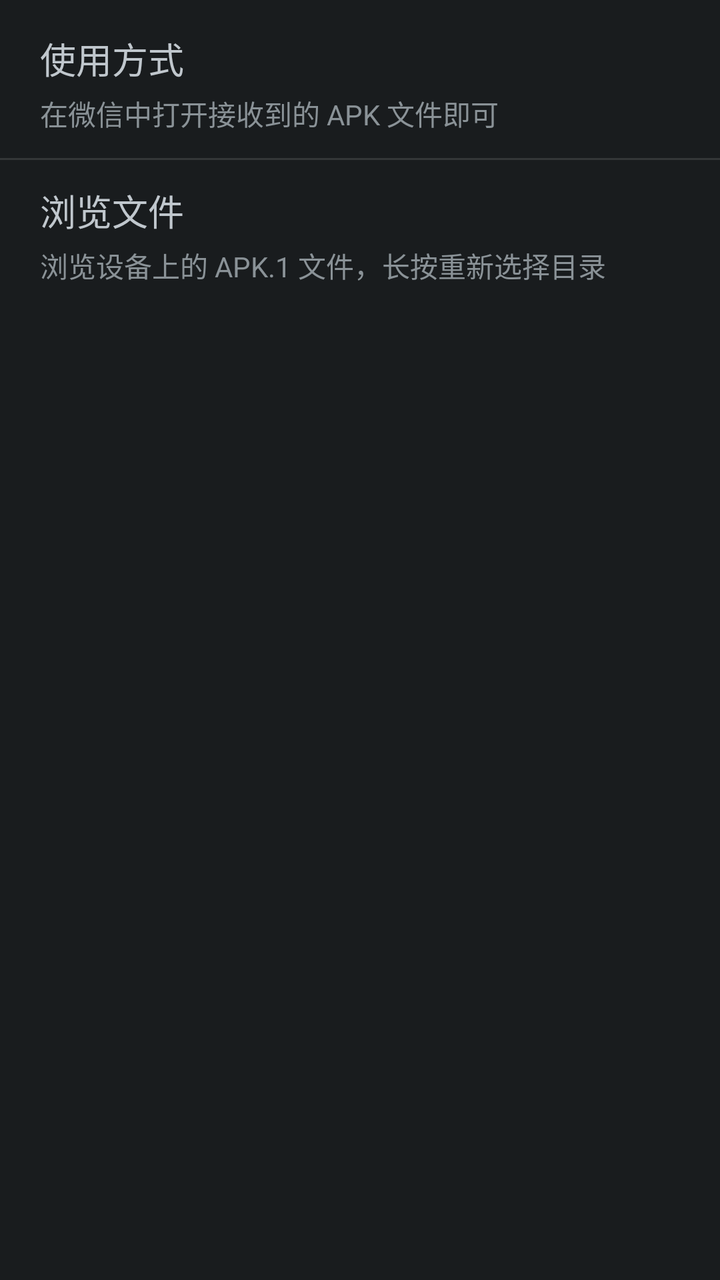
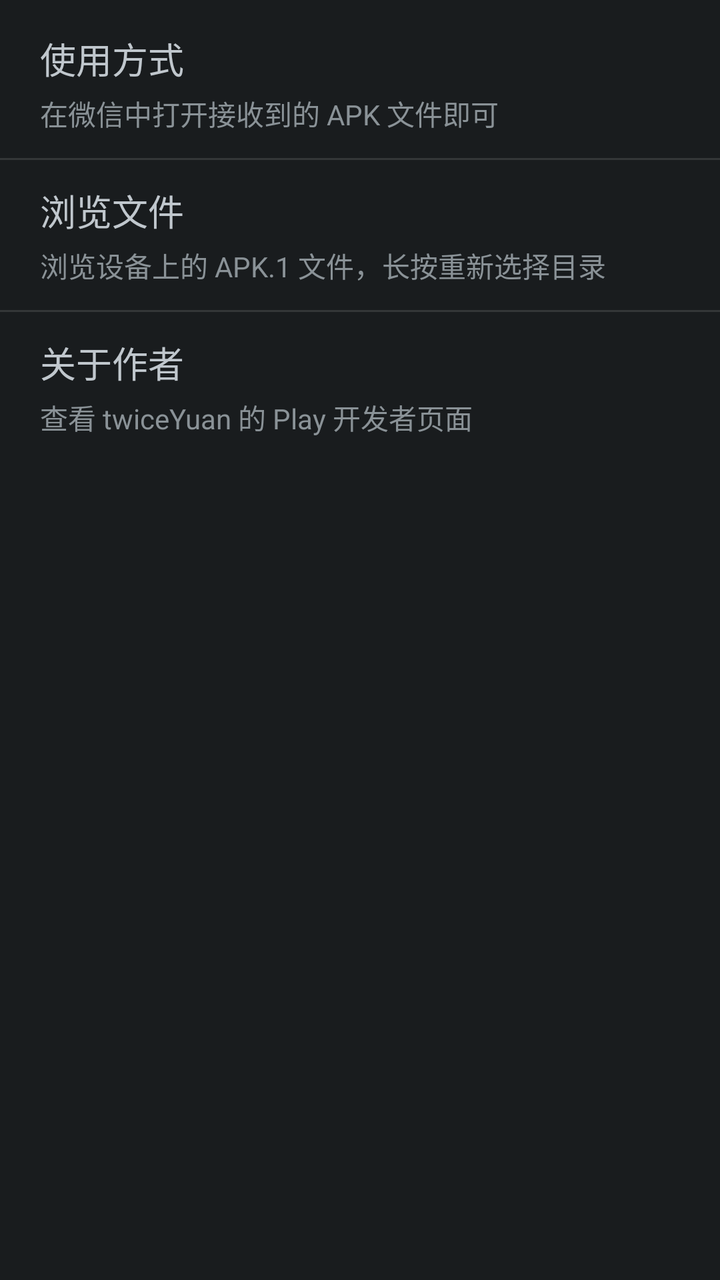

An Android layout rendered at two revisions. The XML below is the earlier revision; the diff shows what the commit changed to produce the second picture.
<!-- AndroidManifest.xml: application theme AppTheme -->
<!-- res/layout/activity_main.xml -->
<?xml version="1.0" encoding="utf-8"?>
<LinearLayout xmlns:android="http://schemas.android.com/apk/res/android"
    xmlns:tools="http://schemas.android.com/tools"
    android:layout_width="match_parent"
    android:layout_height="match_parent"
    android:fitsSystemWindows="true"
    android:orientation="vertical"
    tools:context=".MainActivity">

    <TextView
        style="@android:style/TextAppearance.DeviceDefault.Medium"
        android:layout_width="match_parent"
        android:layout_height="wrap_content"
        android:paddingTop="@dimen/padding_vertical"
        android:paddingLeft="@dimen/padding_horizontal"
        android:paddingRight="@dimen/padding_horizontal"
        android:text="@string/usage_title" />

    <Space
        android:layout_width="match_parent"
        android:layout_height="4dp" />

    <TextView
        style="@android:style/TextAppearance.DeviceDefault.Small"
        android:layout_width="match_parent"
        android:layout_height="wrap_content"
        android:paddingLeft="@dimen/padding_horizontal"
        android:paddingRight="@dimen/padding_horizontal"
        android:text="@string/usage_desc" />

    <View
        android:layout_width="match_parent"
        android:layout_height="1dp"
        android:layout_marginTop="12dp"
        android:layout_marginBottom="12dp"
        android:background="?android:attr/dividerVertical" />

    <LinearLayout
        android:id="@+id/layout_file_browser"
        android:layout_width="match_parent"
        android:layout_height="wrap_content"
        android:orientation="vertical">

        <TextView
            style="@android:style/TextAppearance.DeviceDefault.Medium"
            android:layout_width="match_parent"
            android:layout_height="wrap_content"
            android:paddingLeft="@dimen/padding_horizontal"
            android:paddingRight="@dimen/padding_horizontal"
            android:text="@string/file_browser" />

        <Space
            android:layout_width="match_parent"
            android:layout_height="4dp" />

        <TextView
            style="@android:style/TextAppearance.DeviceDefault.Small"
            android:layout_width="match_parent"
            android:layout_height="wrap_content"
            android:paddingLeft="@dimen/padding_horizontal"
            android:paddingRight="@dimen/padding_horizontal"
            android:text="@string/file_browser_desc" />

    </LinearLayout>

</LinearLayout>
<!-- resources referenced by this layout -->
<resources>
  <dimen name="padding_horizontal">20dp</dimen>
  <dimen name="padding_vertical">16dp</dimen>
  <string name="file_browser">浏览文件</string>
  <string name="file_browser_desc">浏览设备上的 APK.1 文件，长按重新选择目录</string>
  <string name="usage_desc">在微信中打开接收到的 APK 文件即可</string>
  <string name="usage_title">使用方式</string>
  <style name="AppTheme" parent="android:Theme.DeviceDefault">
      </style>
</resources>

<!-- the commit's change to res/layout/activity_main.xml (unified diff, before → after) -->
@@ -63,4 +63,39 @@
 
     </LinearLayout>
 
+    <View
+        android:layout_width="match_parent"
+        android:layout_height="1dp"
+        android:layout_marginTop="12dp"
+        android:layout_marginBottom="12dp"
+        android:background="?android:attr/dividerVertical" />
+
+    <LinearLayout
+        android:id="@+id/layout_about_author"
+        android:layout_width="match_parent"
+        android:layout_height="wrap_content"
+        android:orientation="vertical">
+
+        <TextView
+            style="@android:style/TextAppearance.DeviceDefault.Medium"
+            android:layout_width="match_parent"
+            android:layout_height="wrap_content"
+            android:paddingLeft="@dimen/padding_horizontal"
+            android:paddingRight="@dimen/padding_horizontal"
+            android:text="@string/about_author" />
+
+        <Space
+            android:layout_width="match_parent"
+            android:layout_height="4dp" />
+
+        <TextView
+            style="@android:style/TextAppearance.DeviceDefault.Small"
+            android:layout_width="match_parent"
+            android:layout_height="wrap_content"
+            android:paddingLeft="@dimen/padding_horizontal"
+            android:paddingRight="@dimen/padding_horizontal"
+            android:text="@string/about_author_desc" />
+
+    </LinearLayout>
+
 </LinearLayout>
<!-- resource entries referenced after the edit -->
@@ -2,6 +2,8 @@
 <resources>
   <dimen name="padding_horizontal">20dp</dimen>
   <dimen name="padding_vertical">16dp</dimen>
+  <string name="about_author">关于作者</string>
+  <string name="about_author_desc">查看 twiceYuan 的 Play 开发者页面</string>
   <string name="file_browser">浏览文件</string>
   <string name="file_browser_desc">浏览设备上的 APK.1 文件，长按重新选择目录</string>
   <string name="usage_desc">在微信中打开接收到的 APK 文件即可</string>
